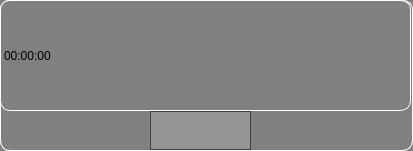
Above: UI.ui from ccs96307/NightyTimer before the change. Below: the same form after it.
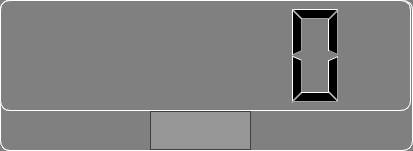
That is the form after the change.

```diff
--- a/UI.ui
+++ b/UI.ui
@@ -38,7 +38,7 @@
      </rect>
     </property>
     <property name="text">
-     <string>00:00:00</string>
+     <string/>
     </property>
     <property name="textFormat">
      <enum>Qt::AutoText</enum>
@@ -70,6 +70,22 @@
      <string/>
     </property>
    </widget>
+   <widget class="QLCDNumber" name="lcdNumber">
+    <property name="geometry">
+     <rect>
+      <x>0</x>
+      <y>0</y>
+      <width>411</width>
+      <height>111</height>
+     </rect>
+    </property>
+    <property name="smallDecimalPoint">
+     <bool>false</bool>
+    </property>
+    <property name="segmentStyle">
+     <enum>QLCDNumber::Filled</enum>
+    </property>
+   </widget>
   </widget>
  </widget>
  <resources/>
```
